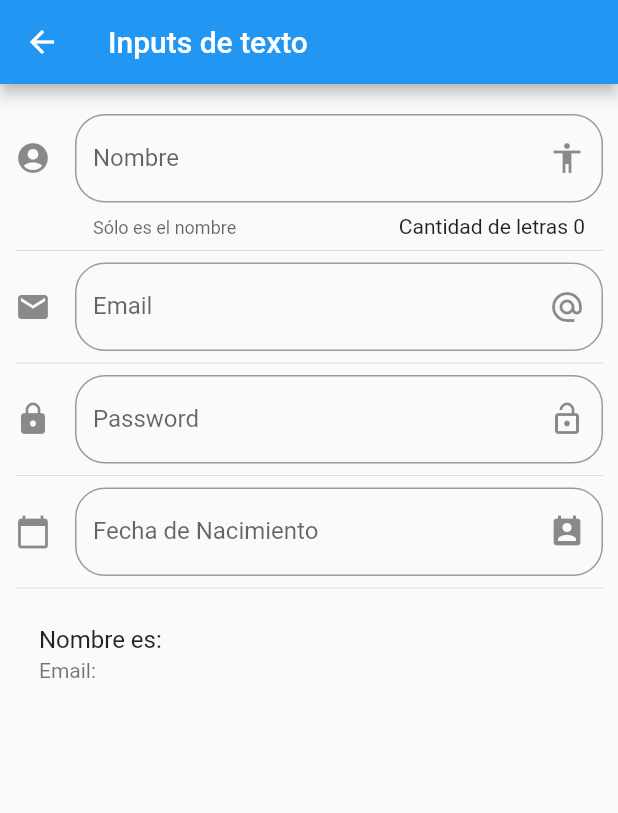
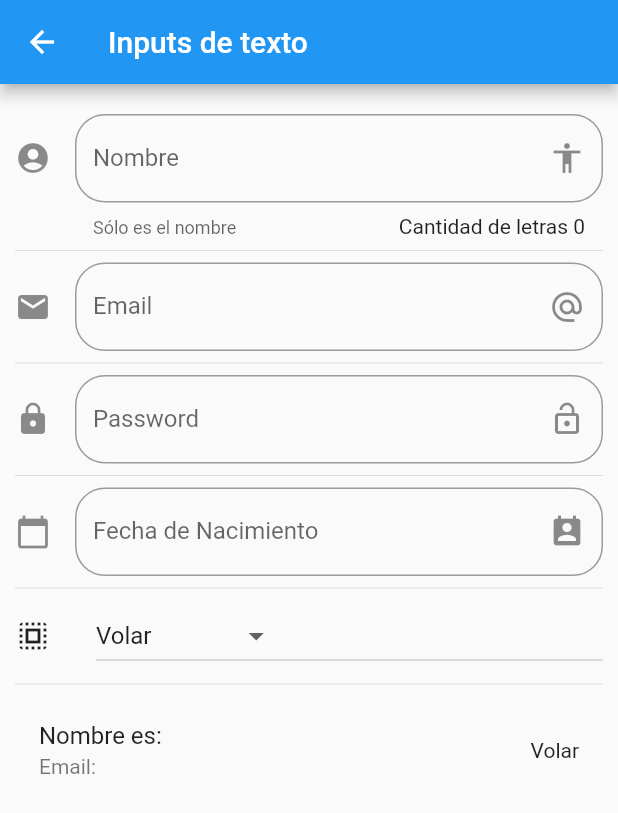
Before and after one commit to Ramseths/flutter_components, a Flutter app: the InputPage screen opened by its route, on a phone screen of 412 x 824 dp. Shown: the top 813 px of the screen. Run offline on Flutter 3.47's test engine with Material 2 defaults, Android fonts, the phone set to English and light mode, and no system bars.

Commit message:
Components Update

```diff
--- a/lib/src/pages/input_page.dart
+++ b/lib/src/pages/input_page.dart
@@ -11,6 +11,9 @@ class _InputPageState extends State<InputPage> {
   String _nombre = '';
   String _email = '';
   String _fecha = '';
+  String _opcionSeleccionada = 'Volar';
+  List<String> _poderes = ['Volar', 'Rayos X', 'Super Aliento', 'Super Fuerza'];
+
 
   TextEditingController _inputFieldDateController = new TextEditingController();
 
@@ -30,6 +33,8 @@ class _InputPageState extends State<InputPage> {
           _crearPassword(),
           Divider(),
           _crearFecha(context),
+          Divider(),
+          _crearDropdown(),
           Divider(),
           _crearPersona()
         ],
@@ -94,10 +99,46 @@ class _InputPageState extends State<InputPage> {
     }
   }
 
+  List<DropdownMenuItem<String>> getOpcionesDropdown() {
+
+    List<DropdownMenuItem<String>> lista = [];
+
+    _poderes.forEach((poder) {
+      lista.add(DropdownMenuItem(
+        child: Text(poder),
+        value: poder,
+      ));
+     });
+
+     return lista;
+  }
+
+  Widget _crearDropdown(){
+    return Row(
+      children: [
+        Icon(Icons.select_all),
+        SizedBox(width: 30.0,),
+        Expanded(
+          child: DropdownButton(
+            value: _opcionSeleccionada,
+            items: getOpcionesDropdown(),
+            onChanged: (opt) {
+              setState(() {
+                _opcionSeleccionada = opt.toString();
+              });
+              },
+            ),
+        )
+      ],
+    );
+
+  }
+
   Widget _crearPersona(){
     return ListTile(
       title: Text('Nombre es: $_nombre'),
       subtitle: Text('Email: $_email'),
+      trailing: Text(_opcionSeleccionada),
     );
   }
 
--- a/lib/src/routes/routes.dart
+++ b/lib/src/routes/routes.dart
@@ -4,6 +4,8 @@ import 'package:componentes/src/pages/avatar_page.dart';
 import 'package:componentes/src/pages/card_page.dart';
 import 'package:componentes/src/pages/home_page.dart';
 import 'package:componentes/src/pages/input_page.dart';
+import 'package:componentes/src/pages/listview_page.dart';
+import 'package:componentes/src/pages/slider_page.dart';
 import 'package:flutter/material.dart';
 
 Map<String, WidgetBuilder> getApplicationRoutes(){
@@ -13,6 +15,8 @@ Map<String, WidgetBuilder> getApplicationRoutes(){
     'avatar' :(BuildContext context) => AvatarPage(),
     'card'   :(BuildContext context) => CardPage(),
     'animatedContainer' : (BuildContext context) => AnimatedContainerPage(),
-    'inputs' : (BuildContext context) => InputPage()
+    'inputs' : (BuildContext context) => InputPage(),
+    'slider' : (BuildContext context) => SliderPage(),
+    'list' :  (BuildContext context) => ListaPage(),
   };
 }
--- a/lib/src/utils/icon_string_util.dart
+++ b/lib/src/utils/icon_string_util.dart
@@ -6,6 +6,8 @@ final _icons = <String,IconData>{
   'folder_open': Icons.folder_open,
   'donut_large': Icons.donut_large,
   'input': Icons.input,
+  'list' : Icons.list,
+  'tune' : Icons.tune,
 };
 
 Icon getIcon(String nombreIcono){
```
Also changed, not shown: data/menu_opts.json (+10 -0 lines), lib/src/pages/listview_page.dart (added, +134 -0 lines), lib/src/pages/slider_page.dart (added, +68 -0 lines), pubspec.lock.
